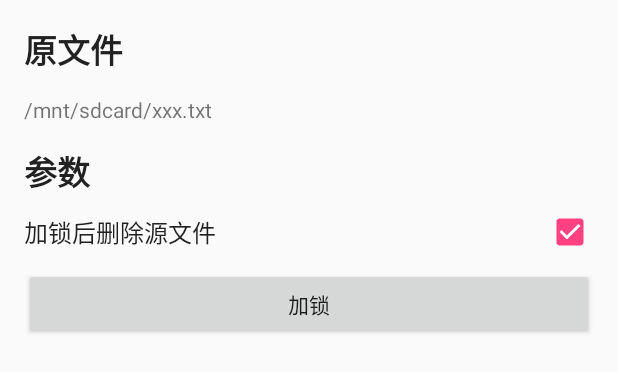
After one commit to avenwu/filelocker, an Android app: the layout lock_file_edit_layout.xml on its own in the app's theme, with its tools: preview values and no code run, on a phone screen of 412 x 824 dp. The commit adds this screen. Shown: the top 372 px of the screen. Run offline under Robolectric (Android 15) with nearby library versions, the phone set to English and light mode, and no system bars.

Commit message:
add lock file page;TODO

```diff
--- a/app/src/main/AndroidManifest.xml
+++ b/app/src/main/AndroidManifest.xml
@@ -18,6 +18,16 @@
 
                 <category android:name="android.intent.category.LAUNCHER" />
             </intent-filter>
+            <intent-filter>
+                <action android:name="android.intent.action.VIEW" />
+
+                <category android:name="android.intent.category.DEFAULT" />
+
+                <data android:mimeType="video/*" />
+                <data android:mimeType="audio/*" />
+                <data android:scheme="http" />
+                <data android:scheme="file" />
+            </intent-filter>
         </activity>
     </application>
 
--- /dev/null
+++ b/app/src/main/java/avenwu/net/filelocker/LockFileActivity.kt
@@ -0,0 +1,13 @@
+package avenwu.net.filelocker
+
+import android.os.Bundle
+import android.support.v7.app.AppCompatActivity
+
+/**
+ * Created by aven on 1/8/16.
+ */
+class LockFileActivity : AppCompatActivity() {
+    override fun onCreate(savedInstanceState: Bundle?) {
+        setContentView(R.layout.lock_file_edit_layout)
+    }
+}
--- a/app/src/main/java/avenwu/net/filelocker/MainActivity.kt
+++ b/app/src/main/java/avenwu/net/filelocker/MainActivity.kt
@@ -8,6 +8,7 @@ import android.support.v7.widget.Toolbar
 import android.view.View
 import android.view.Menu
 import android.view.MenuItem
+import android.widget.TextView
 
 class MainActivity : AppCompatActivity() {
 
@@ -23,6 +24,8 @@ class MainActivity : AppCompatActivity() {
                 Snackbar.make(view, "Replace with your own action", Snackbar.LENGTH_LONG).setAction("Action", null).show()
             }
         })
+        val label = findViewById(R.id.tv_label) as TextView
+        label.text = intent.dataString
     }
 
     override fun onCreateOptionsMenu(menu: Menu): Boolean {
--- a/app/src/main/res/layout/content_main.xml
+++ b/app/src/main/res/layout/content_main.xml
@@ -10,5 +10,6 @@
     tools:showIn="@layout/activity_main" tools:context=".MainActivity">
 
     <TextView android:text="Hello World!" android:layout_width="wrap_content"
-        android:layout_height="wrap_content" />
+        android:layout_height="wrap_content"
+        android:id="@+id/tv_label"/>
 </RelativeLayout>
--- /dev/null
+++ b/app/src/main/res/layout/lock_file_edit_layout.xml
@@ -0,0 +1,47 @@
+<?xml version="1.0" encoding="utf-8"?>
+<LinearLayout xmlns:android="http://schemas.android.com/apk/res/android"
+    xmlns:tools="http://schemas.android.com/tools"
+    android:layout_width="match_parent"
+    android:layout_height="match_parent"
+    android:orientation="vertical"
+    android:padding="16dp">
+
+    <TextView
+        android:layout_width="match_parent"
+        android:layout_height="wrap_content"
+        android:text="原文件"
+        android:textAppearance="?android:attr/textAppearanceLarge"
+        android:textStyle="bold" />
+
+    <TextView
+        android:id="@+id/tv_file_name"
+        android:layout_width="match_parent"
+        android:layout_height="wrap_content"
+        android:gravity="center_vertical"
+        android:minHeight="?android:attr/listPreferredItemHeightSmall"
+        tools:text="/mnt/sdcard/xxx.txt" />
+
+    <TextView
+        android:layout_width="match_parent"
+        android:layout_height="wrap_content"
+        android:gravity="center_vertical"
+        android:text="参数"
+        android:textAppearance="?android:attr/textAppearanceLarge"
+        android:textStyle="bold" />
+
+    <CheckedTextView
+        android:id="@+id/checkbox_delete"
+        android:layout_width="match_parent"
+        android:layout_height="?android:attr/listPreferredItemHeightSmall"
+        android:checkMark="?android:attr/listChoiceIndicatorMultiple"
+        android:checked="true"
+        android:gravity="center_vertical"
+        android:text="加锁后删除源文件"
+        android:textAppearance="?android:attr/textAppearanceListItemSmall" />
+
+    <Button
+        android:layout_width="match_parent"
+        android:layout_height="wrap_content"
+        android:text="加锁" />
+
+</LinearLayout>
```
